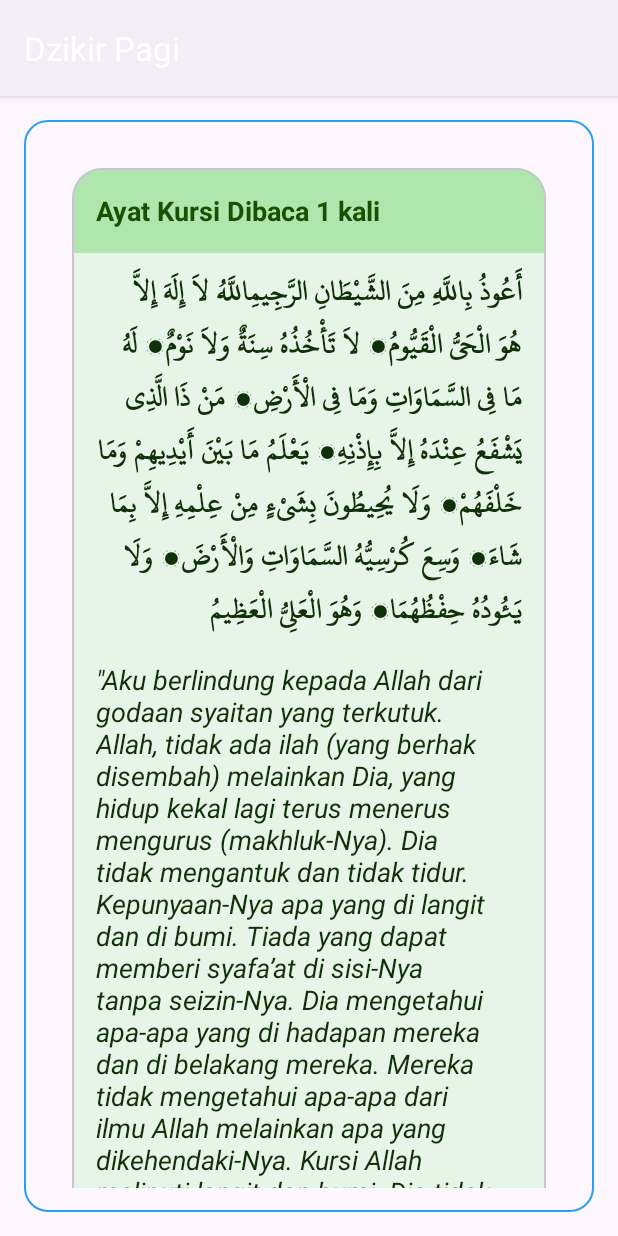
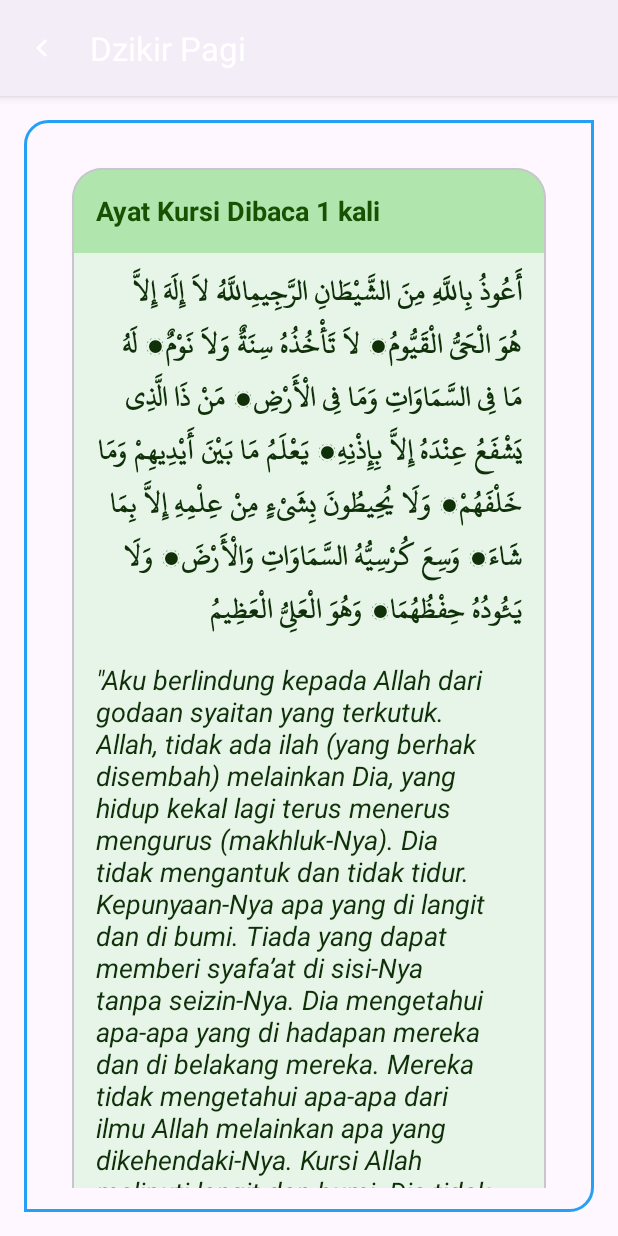
Before and after one commit to Zzfathir/DoaDzikirApp, an Android app: the PagiActivity screen opened directly, with no data from a screen before it, on a phone screen of 412 x 824 dp. Run offline under Robolectric (Android 15) with nearby library versions, the phone set to English and light mode, and no system bars.

```diff
--- a/app/src/main/java/com/fathirdev/doadzikirapp/presentation/DetailArtikelActivity.kt
+++ b/app/src/main/java/com/fathirdev/doadzikirapp/presentation/DetailArtikelActivity.kt
@@ -15,7 +15,7 @@ class DetailArtikelActivity : AppCompatActivity() {
 
     override fun onCreate(savedInstanceState: Bundle?) {
         super.onCreate(savedInstanceState)
-        actionBar?.setDisplayHomeAsUpEnabled(true)
+        supportActionBar?.setDisplayHomeAsUpEnabled(true)
         title = "Artikel Islami"
         setContentView(R.layout.activity_detail_artikel)
 
--- a/app/src/main/java/com/fathirdev/doadzikirapp/presentation/QauliyahSholatActivity.kt
+++ b/app/src/main/java/com/fathirdev/doadzikirapp/presentation/QauliyahSholatActivity.kt
@@ -13,7 +13,7 @@ class QauliyahSholatActivity : AppCompatActivity() {
     private val binding get() = _binding as ActivityQauliyahSholatBinding
     override fun onCreate(savedInstanceState: Bundle?) {
         super.onCreate(savedInstanceState)
-        actionBar?.setDisplayHomeAsUpEnabled(true)
+        supportActionBar?.setDisplayHomeAsUpEnabled(true)
         _binding = ActivityQauliyahSholatBinding.inflate(layoutInflater)
         setContentView(binding.root)
 
--- a/app/src/main/java/com/fathirdev/doadzikirapp/presentation/pagipetang/PagiActivity.kt
+++ b/app/src/main/java/com/fathirdev/doadzikirapp/presentation/pagipetang/PagiActivity.kt
@@ -15,7 +15,7 @@ class PagiActivity : AppCompatActivity() {
     override fun onCreate(savedInstanceState: Bundle?) {
         super.onCreate(savedInstanceState)
         title = resources.getString(R.string.txt_dzikir_pagi)
-        actionBar?.setDisplayHomeAsUpEnabled(true)
+        supportActionBar?.setDisplayHomeAsUpEnabled(true)
         _binding = ActivityPagiBinding.inflate(layoutInflater)
         setContentView(binding.root)
 
--- a/app/src/main/java/com/fathirdev/doadzikirapp/presentation/pagipetang/PetangActivity.kt
+++ b/app/src/main/java/com/fathirdev/doadzikirapp/presentation/pagipetang/PetangActivity.kt
@@ -15,7 +15,7 @@ class PetangActivity : AppCompatActivity() {
     override fun onCreate(savedInstanceState: Bundle?) {
         super.onCreate(savedInstanceState)
         title = resources.getString(R.string.txt_dzikir_petang)
-        actionBar?.setDisplayHomeAsUpEnabled(true)
+        supportActionBar?.setDisplayHomeAsUpEnabled(true)
         _binding = ActivityPetangBinding.inflate(layoutInflater)
         setContentView(binding.root)
 
--- a/app/src/main/res/drawable/bg_rv_dzikir_pagi.xml
+++ b/app/src/main/res/drawable/bg_rv_dzikir_pagi.xml
@@ -3,10 +3,11 @@
     android:shape="rectangle">
 
     <corners
-        android:radius="15dp" />
+        android:topLeftRadius="15dp"
+        android:bottomRightRadius="15dp"/>
 
     <stroke
-        android:width="1dp"
+        android:width="2dp"
         android:color="@color/morning_blue" />
 
 </shape>
--- a/app/src/main/res/drawable/bg_rv_dzikir_petang.xml
+++ b/app/src/main/res/drawable/bg_rv_dzikir_petang.xml
@@ -3,7 +3,8 @@
     android:shape="rectangle">
 
     <corners
-        android:radius="15dp" />
+        android:topLeftRadius="15dp"
+        android:bottomRightRadius="15dp" />
 
     <stroke
         android:width="1dp"
--- a/app/src/main/res/layout/activity_detail_artikel.xml
+++ b/app/src/main/res/layout/activity_detail_artikel.xml
@@ -44,6 +44,7 @@
         android:id="@+id/sv_content"
         android:layout_width="match_parent"
         android:layout_height="0dp"
+        android:background="@drawable/bg_item"
         app:layout_constraintBottom_toBottomOf="parent"
         app:layout_constraintTop_toBottomOf="@id/tv_detail_title">
 
@@ -51,7 +52,6 @@
             android:id="@+id/tv_detail_desc"
             android:layout_width="match_parent"
             android:layout_height="wrap_content"
-            android:background="@drawable/bg_item"
             android:fontFamily="sans-serif-black"
             android:paddingHorizontal="16dp"
             android:paddingVertical="8dp"
--- a/app/src/main/res/layout/activity_main.xml
+++ b/app/src/main/res/layout/activity_main.xml
@@ -11,8 +11,8 @@
     <LinearLayout
         android:layout_width="match_parent"
         android:layout_height="wrap_content"
-        android:layout_marginTop="12dp"
-        android:layout_marginBottom="12dp"
+        android:layout_marginTop="8dp"
+        android:layout_marginBottom="8dp"
         android:orientation="horizontal">
 
         <ImageView
@@ -47,6 +47,7 @@
                 android:layout_width="match_parent"
                 android:layout_height="wrap_content"
                 android:layout_marginHorizontal="20dp"
+                android:layout_marginTop="10dp"
                 android:background="@drawable/bg_dashboard_menu"
                 android:orientation="vertical">
 
```
Also changed, not shown: app/src/main/java/com/fathirdev/doadzikirapp/presentation/pagipetang/PagiPetangDzikirActivity.kt (+7 -1 lines).
